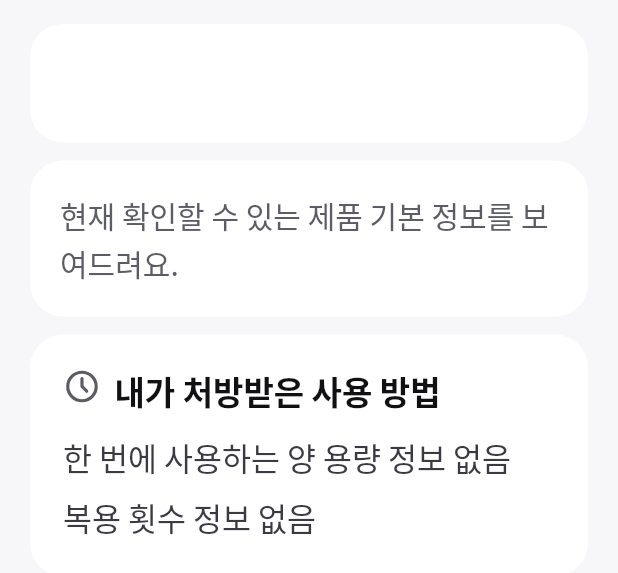
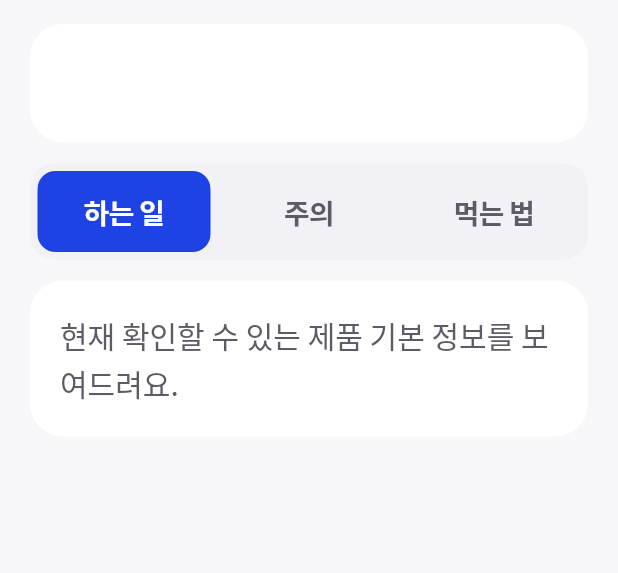
Before and after one commit to bong-bong00/alkong_yakong, a Flutter app: the _DetailBody widget shown alone on an empty page, opened directly with empty values, on a phone screen of 412 x 824 dp. Shown: the top 573 px of the screen. Run offline on Flutter 3.47's test engine with Material 3 defaults, Android fonts, the phone set to English and light mode, and no system bars; our stand-ins replace dio, fl_chart, flutter_local_notifications, flutter_riverpod, flutter_tabler_icons, flutter_timezone and 5 more; missing offline and left inert: polar; accounts and stored records are empty; network calls fail; Roboto replaces fonts that are missing (Noto Sans KR); statements that could not run were skipped.

Commit message:
fix: 약 자세히를 하는 일 · 주의 · 먹는 법 세 탭으로 되살린다
77b75d0에서 나눠 둔 세 탭이 6444733 병합에서 통째로 사라지고 한 장짜리
카드 더미로 되돌아가 있었다. 한 화면에 다 쌓으면 아래쪽은 끝까지 안
내려가 안 읽히고, 그 자리에 묻히는 것이 하필 주의사항이다.

- 하는 일: 주성분 설명 · 어떤 치료에 쓰이나요 · 전체 허가 목적 ·
  정보 출처 · 안내 문구
- 주의: 꼭 기억해 주세요 · 함께먹기 주의 · 언제 의료진에게 알려야 하나요.
  셋 다 없으면 "따로 적힌 주의사항이 없어요"라고 말한다
- 먹는 법: 내가 처방받은 복용 방법 · 제품 공식 용법·용량

그 뒤에 들어온 것(허가 목적 읽기 좋게, 복용 경로별 묶기, "이 약 물어보기")은
그대로 두고 탭 틀만 다시 씌웠다. 탭을 쓰지 말라고 박아 둔 시험도 되살린
동작으로 고쳤다.

Co-Authored-By: Claude Opus 5 <noreply@anthropic.com>

```diff
--- a/lib/features/medicines/presentation/screens/drug_detail_screen.dart
+++ b/lib/features/medicines/presentation/screens/drug_detail_screen.dart
@@ -7,6 +7,7 @@ import '../../../../core/constants/medicine_flow_colors.dart';
 import '../../../../core/mode/app_mode.dart';
 import '../../../../core/theme/medicine_flow_typography.dart';
 import '../../../../core/widgets/recovery_view.dart';
+import '../../../../core/widgets/senior_feedback.dart';
 import '../../../../core/widgets/medicine_flow_card.dart';
 import '../../../../core/widgets/senior_header.dart';
 import '../../application/user_medicines_controller.dart';
@@ -28,6 +29,12 @@ class _DrugDetailScreenState extends ConsumerState<DrugDetailScreen> {
   UserMedicine? _medicine;
   String? _error;
   bool _loading = true;
+
+  /// 지금 보고 있는 탭. 0 하는 일 · 1 주의 · 2 먹는 법.
+  ///
+  /// 한 화면에 다 쌓으면 아래쪽은 끝까지 안 내려가 안 읽힌다. 주의사항이
+  /// 그 아래에 묻히는 것이 가장 나쁘다.
+  int _tab = 0;
 
   @override
   void initState() {
@@ -83,7 +90,12 @@ class _DrugDetailScreenState extends ConsumerState<DrugDetailScreen> {
                     stillWorksTitle: '지금도 할 수 있는 것',
                     stillWorksBody: '오늘 홈에서 복약 기록은 그대로 쓸 수 있어요.',
                   )
-                : _DetailBody(medicine: _medicine!, easyMode: easyMode),
+                : _DetailBody(
+                    medicine: _medicine!,
+                    easyMode: easyMode,
+                    tab: _tab,
+                    onTabChanged: (index) => setState(() => _tab = index),
+                  ),
           ),
           // 읽다가 모르는 것이 생기면 그 자리에서 물어보게 한다. 약 이름을
           // 다시 고르게 하지 않는다 — 지금 보고 있는 약이 곧 그 약이다.
@@ -177,7 +189,16 @@ class _DetailBody extends StatelessWidget {
   final UserMedicine medicine;
   final bool easyMode;
 
-  const _DetailBody({required this.medicine, required this.easyMode});
+  /// 0 하는 일 · 1 주의 · 2 먹는 법.
+  final int tab;
+  final ValueChanged<int> onTabChanged;
+
+  const _DetailBody({
+    required this.medicine,
+    required this.easyMode,
+    required this.tab,
+    required this.onTabChanged,
+  });
 
   @override
   Widget build(BuildContext context) {
@@ -257,6 +278,15 @@ class _DetailBody extends StatelessWidget {
               ],
             ),
           ),
+          const SizedBox(height: 14),
+          // 시안 42 — 하는 일 · 주의 · 먹는 법 셋으로 갈라 한 번에 하나만 본다.
+          SeniorSegmented(
+            labels: const ['하는 일', '주의', '먹는 법'],
+            index: tab,
+            onChanged: onTabChanged,
+          ),
+          const SizedBox(height: 2),
+          if (tab == 0) ...[
             if (medicine.hasDetailContent) ...[
               if (medicine.ingredientExplanation.trim().isNotEmpty) ...[
                 const SizedBox(height: 12),
@@ -379,171 +409,6 @@ class _DetailBody extends StatelessWidget {
                 ),
               ),
             ],
-          if (cautions.isNotEmpty) ...[
-            const SizedBox(height: 12),
-            SeniorCard(
-              padding: const EdgeInsets.all(22),
-              child: Column(
-                crossAxisAlignment: CrossAxisAlignment.start,
-                children: [
-                  IconTitle(
-                    icon: TablerIcons.alert_triangle,
-                    color: AppColors.danger,
-                    text: '꼭 기억해 주세요',
-                    style: AppText.cardTitle(size: 22, color: AppColors.danger),
-                  ),
-                  const SizedBox(height: 12),
-                  for (final caution in cautions) ...[
-                    Text(
-                      '· $caution',
-                      style: AppText.body(size: 20, color: AppColors.textBody),
-                    ),
-                    const SizedBox(height: 8),
-                  ],
-                ],
-              ),
-            ),
-          ],
-          if (medicine.interactionStatus == 'risk_found' &&
-              (medicine.interactionSummary ?? '').trim().isNotEmpty) ...[
-            const SizedBox(height: 12),
-            SeniorCard(
-              padding: const EdgeInsets.all(22),
-              borderColor: AppColors.danger,
-              child: Column(
-                crossAxisAlignment: CrossAxisAlignment.start,
-                children: [
-                  IconTitle(
-                    icon: TablerIcons.alert_triangle,
-                    color: AppColors.danger,
-                    text: '함께먹기 주의가 있어요',
-                    style: AppText.cardTitle(size: 22, color: AppColors.danger),
-                  ),
-                  const SizedBox(height: 10),
-                  if (medicine.interactionPairLabel.trim().isNotEmpty) ...[
-                    Text(
-                      medicine.interactionPairLabel,
-                      style: AppText.body(size: 20),
-                    ),
-                    const SizedBox(height: 8),
-                  ],
-                  Text(
-                    medicine.interactionSummary!,
-                    style: AppText.body(size: 20),
-                  ),
-                  if (medicine.interactionRiskFactor.trim().isNotEmpty) ...[
-                    const SizedBox(height: 10),
-                    Text(
-                      '성분 위험요소: ${medicine.interactionRiskFactor}',
-                      style: AppText.label(size: 19),
-                    ),
-                  ],
-                  if (!medicine.interactionSummary!.contains('확인해')) ...[
-                    const SizedBox(height: 8),
-                    Text(
-                      '약국이나 병원에 한 번 확인해 주세요.',
-                      style: AppText.label(size: 19, color: AppColors.danger),
-                    ),
-                  ],
-                ],
-              ),
-            ),
-          ],
-          const SizedBox(height: 12),
-          SeniorCard(
-            padding: const EdgeInsets.all(22),
-            child: Column(
-              crossAxisAlignment: CrossAxisAlignment.start,
-              children: [
-                IconTitle(
-                  icon: TablerIcons.clock,
-                  text: medicine.useType == MedicineUseType.eat
-                      ? '내가 처방받은 복용 방법'
-                      : '내가 처방받은 사용 방법',
-                  style: AppText.cardTitle(size: 22),
-                ),
-                const SizedBox(height: 12),
-                Text(
-                  '한 번에 ${medicine.doseAction} 양 ${medicine.dosageLabel}',
-                  style: AppText.body(size: 21),
-                ),
-                const SizedBox(height: 6),
-                Text(medicine.frequencyLabel, style: AppText.body(size: 21)),
-                if (medicine.administrationTimes.isNotEmpty) ...[
-                  const SizedBox(height: 6),
-                  Text(
-                    '시간: ${medicine.administrationTimes.join(' · ')}',
-                    style: AppText.caption(size: 18),
-                  ),
-                ],
-              ],
-            ),
-          ),
-          if (medicine.officialUsage.trim().isNotEmpty) ...[
-            const SizedBox(height: 12),
-            SeniorCard(
-              padding: EdgeInsets.zero,
-              child: Theme(
-                data: Theme.of(
-                  context,
-                ).copyWith(dividerColor: Colors.transparent),
-                child: ExpansionTile(
-                  tilePadding: const EdgeInsets.symmetric(
-                    horizontal: 22,
-                    vertical: 6,
-                  ),
-                  childrenPadding: const EdgeInsets.fromLTRB(22, 0, 22, 22),
-                  title: Text(
-                    easyMode ? '공식 복용 안내 보기' : '제품 공식 용법·용량',
-                    style: AppText.cardTitle(size: 22),
-                  ),
-                  children: [
-                    Align(
-                      alignment: Alignment.centerLeft,
-                      child: Text(
-                        medicine.officialUsageNotice.trim().isNotEmpty
-                            ? medicine.officialUsageNotice
-                            : '제품 설명서의 일반적인 사용법이에요. 실제로는 처방전과 의료진의 안내대로 복용하세요.',
-                        style: AppText.caption(
-                          size: 18,
-                          color: AppColors.textSecondary,
-                        ),
-                      ),
-                    ),
-                    const SizedBox(height: 10),
-                    Align(
-                      alignment: Alignment.centerLeft,
-                      child: Text(
-                        formatOfficialUsage(medicine.officialUsage),
-                        style: AppText.body(size: 20),
-                      ),
-                    ),
-                  ],
-                ),
-              ),
-            ),
-          ],
-          if (medicine.askDoctorWhen.isNotEmpty) ...[
-            const SizedBox(height: 12),
-            SeniorCard(
-              padding: const EdgeInsets.all(22),
-              child: Column(
-                crossAxisAlignment: CrossAxisAlignment.start,
-                children: [
-                  IconTitle(
-                    icon: Icons.contact_support_outlined,
-                    text: '언제 의료진에게 알려야 하나요?',
-                    style: AppText.cardTitle(size: 22),
-                  ),
-                  const SizedBox(height: 12),
-                  for (final situation in medicine.askDoctorWhen) ...[
-                    Text('· $situation', style: AppText.body(size: 20)),
-                    const SizedBox(height: 8),
-                  ],
-                ],
-              ),
-            ),
-          ],
             if (medicine.detailSourceName.trim().isNotEmpty) ...[
               const SizedBox(height: 12),
               SeniorCard(
@@ -576,6 +441,124 @@ class _DetailBody extends StatelessWidget {
                   ),
                 ),
               ),
+            ],
+          ] else if (tab == 1) ...[
+            if (cautions.isNotEmpty) ...[
+              const SizedBox(height: 12),
+              SeniorCard(
+                padding: const EdgeInsets.all(22),
+                child: Column(
+                  crossAxisAlignment: CrossAxisAlignment.start,
+                  children: [
+                    IconTitle(
+                      icon: TablerIcons.alert_triangle,
+                      color: AppColors.danger,
+                      text: '꼭 기억해 주세요',
+                      style: AppText.cardTitle(
+                        size: 22,
+                        color: AppColors.danger,
+                      ),
+                    ),
+                    const SizedBox(height: 12),
+                    for (final caution in cautions) ...[
+                      Text(
+                        '· $caution',
+                        style: AppText.body(
+                          size: 20,
+                          color: AppColors.textBody,
+                        ),
+                      ),
+                      const SizedBox(height: 8),
+                    ],
+                  ],
+                ),
+              ),
+            ],
+            if (medicine.interactionStatus == 'risk_found' &&
+                (medicine.interactionSummary ?? '').trim().isNotEmpty) ...[
+              const SizedBox(height: 12),
+              SeniorCard(
+                padding: const EdgeInsets.all(22),
+                borderColor: AppColors.danger,
+                child: Column(
+                  crossAxisAlignment: CrossAxisAlignment.start,
+                  children: [
+                    IconTitle(
+                      icon: TablerIcons.alert_triangle,
+                      color: AppColors.danger,
+                      text: '함께먹기 주의가 있어요',
+                      style: AppText.cardTitle(
+                        size: 22,
+                        color: AppColors.danger,
+                      ),
+                    ),
+                    const SizedBox(height: 10),
+                    if (medicine.interactionPairLabel.trim().isNotEmpty) ...[
+                      Text(
+                        medicine.interactionPairLabel,
+                        style: AppText.body(size: 20),
+                      ),
+                      const SizedBox(height: 8),
+                    ],
+                    Text(
+                      medicine.interactionSummary!,
+                      style: AppText.body(size: 20),
+                    ),
+                    if (medicine.interactionRiskFactor.trim().isNotEmpty) ...[
+                      const SizedBox(height: 10),
+                      Text(
+                        '성분 위험요소: ${medicine.interactionRiskFactor}',
+                        style: AppText.label(size: 19),
+                      ),
+                    ],
+                    if (!medicine.interactionSummary!.contains('확인해')) ...[
+                      const SizedBox(height: 8),
+                      Text(
+                        '약국이나 병원에 한 번 확인해 주세요.',
+                        style: AppText.label(size: 19, color: AppColors.danger),
+                      ),
+                    ],
+                  ],
+                ),
+              ),
+            ],
+            if (medicine.askDoctorWhen.isNotEmpty) ...[
+              const SizedBox(height: 12),
+              SeniorCard(
+                padding: const EdgeInsets.all(22),
+                child: Column(
+                  crossAxisAlignment: CrossAxisAlignment.start,
+                  children: [
+                    IconTitle(
+                      icon: Icons.contact_support_outlined,
+                      text: '언제 의료진에게 알려야 하나요?',
+                      style: AppText.cardTitle(size: 22),
+                    ),
+                    const SizedBox(height: 12),
+                    for (final situation in medicine.askDoctorWhen) ...[
+                      Text('· $situation', style: AppText.body(size: 20)),
+                      const SizedBox(height: 8),
+                    ],
+                  ],
+                ),
+              ),
+            ],
+            // 빈 탭을 그대로 두면 안 불러온 것인지 없는 것인지 모른다.
+            if (cautions.isEmpty &&
+                medicine.interactionStatus != 'risk_found' &&
+                medicine.askDoctorWhen.isEmpty) ...[
+              const SizedBox(height: 12),
+              SeniorCard(
+                padding: const EdgeInsets.all(22),
+                child: Text(
+                  '이 약에 따로 적힌 주의사항이 없어요.',
+                  style: AppText.body(size: 20, color: AppColors.textSecondary),
+                ),
+              ),
+            ],
+          ] else ...[
+            const SizedBox(height: 12),
+            _DoseWayTab(medicine: medicine, easyMode: easyMode),
           ],
         ],
       ),
@@ -722,3 +705,93 @@ class _TagChip extends StatelessWidget {
     );
   }
 }
+
+/// 먹는 법 탭 — 내가 처방받은 복용 방법과 제품 공식 용법.
+class _DoseWayTab extends StatelessWidget {
+  final UserMedicine medicine;
+  final bool easyMode;
+
+  const _DoseWayTab({required this.medicine, required this.easyMode});
+
+  @override
+  Widget build(BuildContext context) {
+    return Column(
+      crossAxisAlignment: CrossAxisAlignment.stretch,
+      children: [
+        SeniorCard(
+          padding: const EdgeInsets.all(22),
+          child: Column(
+            crossAxisAlignment: CrossAxisAlignment.start,
+            children: [
+              IconTitle(
+                icon: TablerIcons.clock,
+                text: medicine.useType == MedicineUseType.eat
+                    ? '내가 처방받은 복용 방법'
+                    : '내가 처방받은 사용 방법',
+                style: AppText.cardTitle(size: 22),
+              ),
+              const SizedBox(height: 12),
+              Text(
+                '한 번에 ${medicine.doseAction} 양 ${medicine.dosageLabel}',
+                style: AppText.body(size: 21),
+              ),
+              const SizedBox(height: 6),
+              Text(medicine.frequencyLabel, style: AppText.body(size: 21)),
+              if (medicine.administrationTimes.isNotEmpty) ...[
+                const SizedBox(height: 6),
+                Text(
+                  '시간: ${medicine.administrationTimes.join(' · ')}',
+                  style: AppText.caption(size: 18),
+                ),
+              ],
+            ],
+          ),
+        ),
+        if (medicine.officialUsage.trim().isNotEmpty) ...[
+          const SizedBox(height: 12),
+          SeniorCard(
+            padding: EdgeInsets.zero,
+            child: Theme(
+              data: Theme.of(
+                context,
+              ).copyWith(dividerColor: Colors.transparent),
+              child: ExpansionTile(
+                tilePadding: const EdgeInsets.symmetric(
+                  horizontal: 22,
+                  vertical: 6,
+                ),
+                childrenPadding: const EdgeInsets.fromLTRB(22, 0, 22, 22),
+                title: Text(
+                  easyMode ? '공식 복용 안내 보기' : '제품 공식 용법·용량',
+                  style: AppText.cardTitle(size: 22),
+                ),
+                children: [
+                  Align(
+                    alignment: Alignment.centerLeft,
+                    child: Text(
+                      medicine.officialUsageNotice.trim().isNotEmpty
+                          ? medicine.officialUsageNotice
+                          : '제품 설명서의 일반적인 사용법이에요. 실제로는 처방전과 의료진의 안내대로 복용하세요.',
+                      style: AppText.caption(
+                        size: 18,
+                        color: AppColors.textSecondary,
+                      ),
+                    ),
+                  ),
+                  const SizedBox(height: 10),
+                  Align(
+                    alignment: Alignment.centerLeft,
+                    child: Text(
+                      formatOfficialUsage(medicine.officialUsage),
+                      style: AppText.body(size: 20),
+                    ),
+                  ),
+                ],
+              ),
+            ),
+          ),
+        ],
+      ],
+    );
+  }
+}
```
Also changed, not shown: 1 other file. Lines whose indentation alone changed are shown as unchanged.
